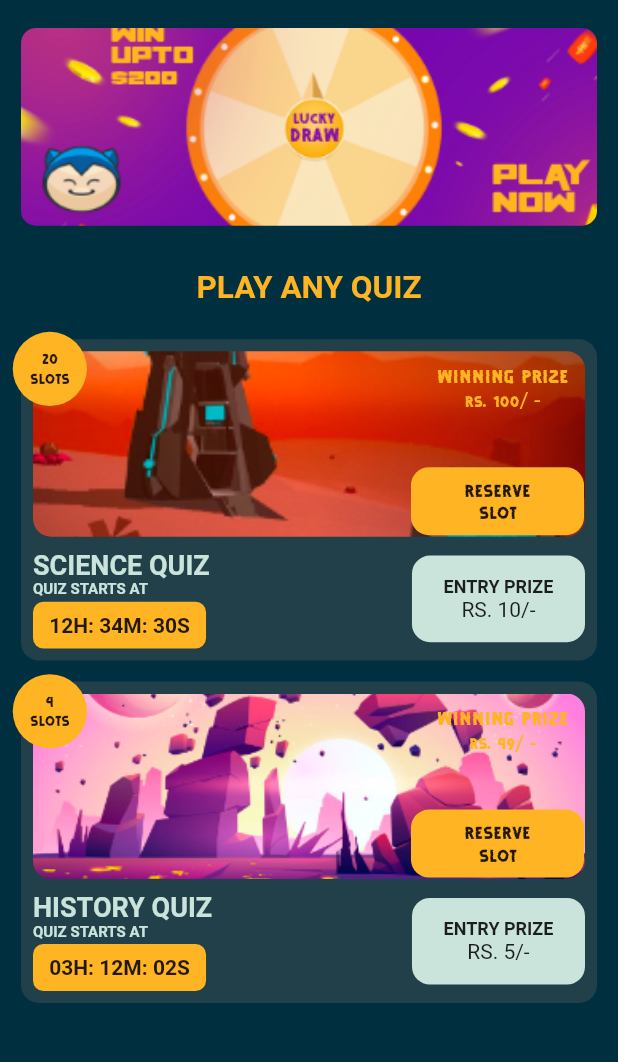
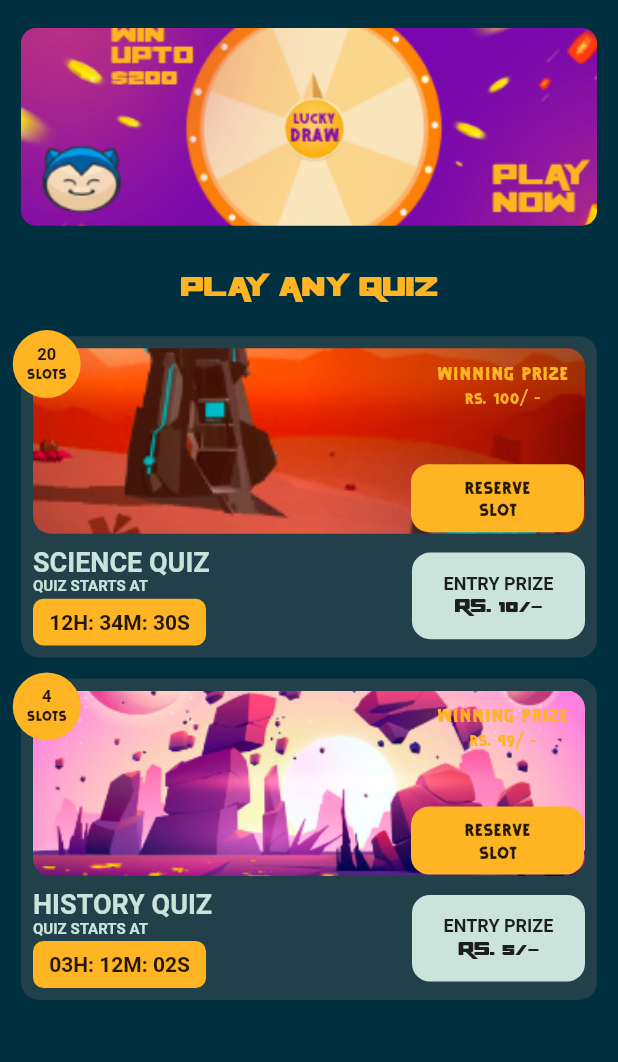
Before and after one commit to nouveau-riche/Quizeee-UIScreen-flutter, a Flutter app: the HomeScreen screen opened directly, on a phone screen of 412 x 824 dp, the part 77-1139 px from its top. Run offline on Flutter 3.47's test engine with Material 2 defaults, Android fonts, the light colour scheme and no system bars; our stand-ins replace dio, fluttertoast, image_picker, localstorage, pinput, shimmer; Roboto replaces fonts that are missing (Bungee, rapier zero).

Commit message:
added logout and sloved validation issue and taost color issue

```diff
--- a/lib/main.dart
+++ b/lib/main.dart
@@ -1,14 +1,12 @@
 import 'package:flutter/cupertino.dart';
 import 'package:flutter/material.dart';
-import 'package:flutter/services.dart';
 import 'package:provider/provider.dart';
 
 import 'package:quizeee_ui/provider/initialPro.dart';
 import 'package:quizeee_ui/provider/states.dart';
 import 'package:quizeee_ui/screens/login/login_screen.dart';
 import 'package:quizeee_ui/screens/tabs_screen.dart';
-
-import 'constant.dart';
+import './constant.dart';
 
 void main() {
   runApp(MyApp());
--- a/lib/screens/homeScreen/component/quiz_model.dart
+++ b/lib/screens/homeScreen/component/quiz_model.dart
@@ -50,7 +50,7 @@ class QuizBox extends StatelessWidget {
             ],
           ),
         ),
-        buildSlotsTag(mq.height * 0.065, mq.width * 0.12),
+        buildSlotsTag(mq.height * 0.062, mq.width * 0.11),
         Positioned(
           right: mq.width * 0.055,
           bottom: mq.height * 0.11,
@@ -139,8 +139,8 @@ class QuizBox extends StatelessWidget {
           Text(
             'RS. $entryPrize/-',
             style: TextStyle(
-              fontSize: 14,
-              fontFamily: 'Bungee',
+              fontSize: 13.5,
+              fontFamily: 'RapierZero',
             ),
           ),
         ],
@@ -164,9 +164,8 @@ class QuizBox extends StatelessWidget {
             Text(
               slots,
               style: TextStyle(
-                fontSize: 14,
-                fontFamily: 'DebugFreeTrial',
-                fontWeight: FontWeight.w500,
+                fontSize: 11,
+                fontWeight: FontWeight.w600,
               ),
             ),
             Text(
--- a/lib/screens/homeScreen/home_screen.dart
+++ b/lib/screens/homeScreen/home_screen.dart
@@ -99,10 +99,9 @@ class HomeScreen extends StatelessWidget {
                 const Text(
                   'PLAY ANY QUIZ',
                   style: TextStyle(
-                    fontFamily: 'rapier zero',
+                    fontFamily: 'RapierZero',
                     color: kPrimaryLightColor,
-                    fontSize: 21,
-                    fontWeight: FontWeight.w600,
+                    fontSize: 20,
                   ),
                 ),
               ],
--- a/lib/screens/login/login_screen.dart
+++ b/lib/screens/login/login_screen.dart
@@ -251,7 +251,7 @@ class LoginScreen extends StatelessWidget {
       authPro.setLoading(false);
 
       if (response['status']) {
-        toast(response['message'], isError: response['status']);
+        toast(response['message'], isError: !response['status']);
         Future.delayed(Duration(seconds: 1), () {
           Navigator.of(context).push(
             CupertinoPageRoute(
@@ -264,7 +264,7 @@ class LoginScreen extends StatelessWidget {
           );
         });
       } else {
-        toast(response['msg'], isError: response['status']);
+        toast(response['msg'], isError: !response['status']);
       }
     }
   }
--- a/lib/screens/signup/dob_image.dart
+++ b/lib/screens/signup/dob_image.dart
@@ -111,7 +111,7 @@ class _DOBImageState extends State<DOBImage> {
     authPro.setLoading(false);
 
     if (response['status']) {
-      toast(response['msg'], isError: response['status']);
+      toast(response['msg'], isError: !response['status']);
       Future.delayed(Duration(seconds: 1), () {
         Navigator.of(context).push(
           CupertinoPageRoute(
@@ -129,7 +129,7 @@ class _DOBImageState extends State<DOBImage> {
         );
       });
     } else {
-      toast(response['msg'], isError: response['status']);
+      toast(response['msg'], isError: !response['status']);
     }
   }
 
```
Also changed, not shown: lib/screens/account/account_screen.dart (+17 -3 lines), lib/screens/otp/otp_screen.dart (+5 -5 lines), lib/screens/signup/signup_form.dart (+12 -4 lines).
